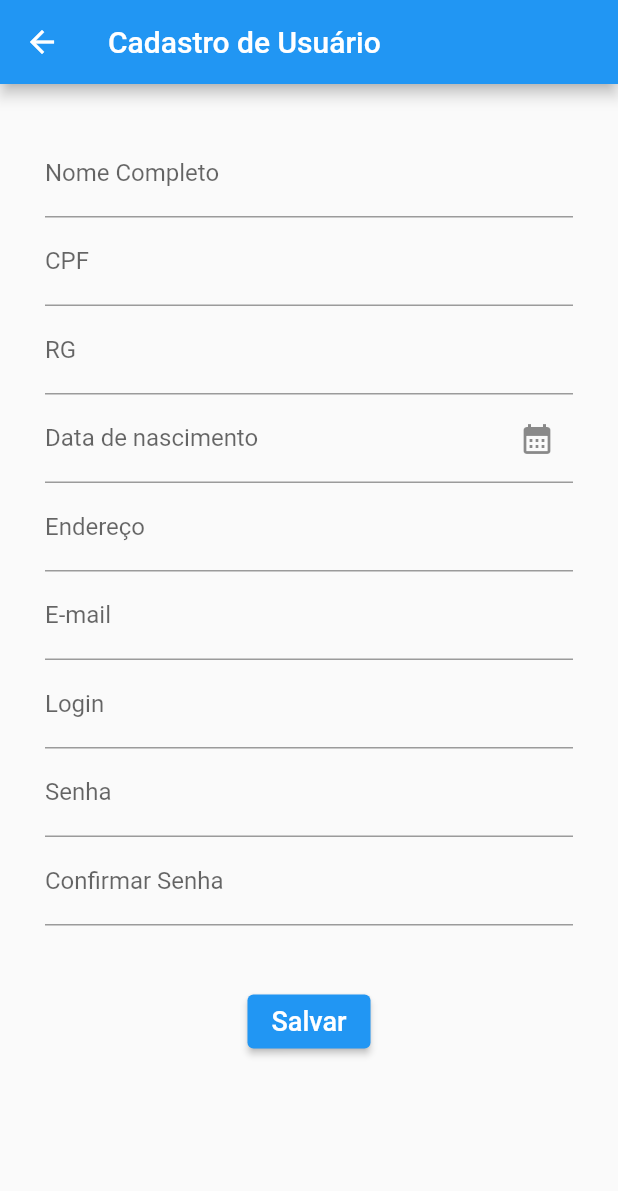
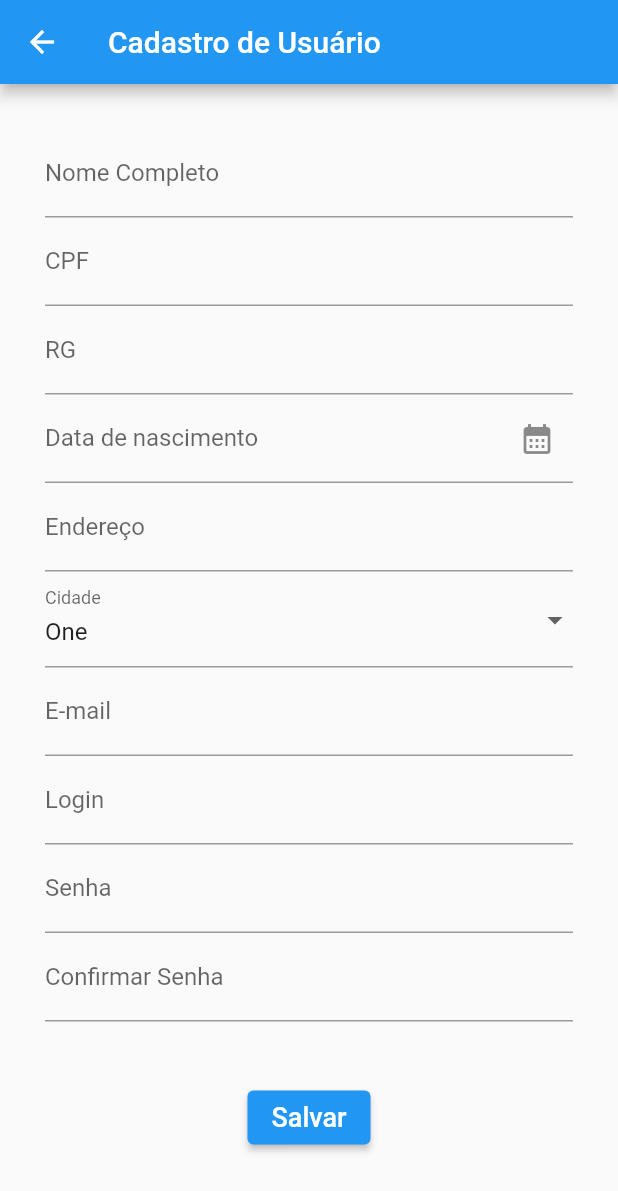
Before and after one commit to guihcm/TravelCare_front, a Flutter app: the CadastroPage screen opened directly, on a phone screen of 412 x 824 dp. Shown: the top 1191 px of the screen. Run offline on Flutter 3.47's test engine with Material 2 defaults, Android fonts, the phone set to English and light mode, and no system bars; our stand-ins replace parse_server_sdk_flutter.

Commit message:
Models: cidade, estado / TO DO: Campos de cadastro

```diff
--- /dev/null
+++ b/travel_care/lib/models/cidade.dart
@@ -0,0 +1,19 @@
+import 'package:parse_server_sdk_flutter/parse_server_sdk_flutter.dart';
+
+class Cidade extends ParseObject implements ParseCloneable {
+  Cidade() : super('cidade');
+
+  Cidade.clone() : this();
+
+  @override
+  clone(Map<String, dynamic> map) => Cidade.clone()..fromJson(map);
+
+  static const String keyNome = 'nome';
+  static const String keyEstadoId = 'estadoId';
+
+  String? get nome => get<String>(keyNome);
+  set nome(String? nome) => set<String?>(keyNome, nome);
+
+  ParseObject? get estadoId => get<ParseObject>(keyEstadoId);
+  set estadoId(ParseObject? estadoId) => set<ParseObject?>(keyEstadoId, estadoId);
+}
--- a/travel_care/lib/models/pessoa.dart
+++ b/travel_care/lib/models/pessoa.dart
@@ -15,6 +15,8 @@ class Pessoa extends ParseUser implements ParseCloneable {
   static const String keyRg = 'RG';
   static const String keyDataNascimento = 'dataNascimento';
   static const String keyEndereco = 'endereco';
+  static const String keyCidade = 'cidadeId';
+
 
   String? get nomeCompleto => get<String>(keyNomeCompleto);
   set nomeCompleto(String? nomeCompleto) => set<String?>(keyNomeCompleto, nomeCompleto);
@@ -31,4 +33,7 @@ class Pessoa extends ParseUser implements ParseCloneable {
   String? get endereco => get<String>(keyEndereco);
   set endereco(String? endereco) => set<String?>(keyEndereco, endereco);
 
+  ParseObject? get cidade => get<ParseObject>(keyCidade);
+  set cidade(ParseObject? cidade) => set<ParseObject?>(keyCidade, cidade);
+
 }
--- a/travel_care/lib/pages/cadastro.dart
+++ b/travel_care/lib/pages/cadastro.dart
@@ -26,6 +26,9 @@ class _CadastroPageState extends State<CadastroPage> {
   final controllerEmail = TextEditingController();
 
   late DateTime _dataNascimento;
+
+  static List<String> list = <String>['One', 'Two', 'Three', 'Four'];
+  String dropdownValue = list.first;
 
   @override
   Widget build(BuildContext context) {
@@ -102,6 +105,35 @@ class _CadastroPageState extends State<CadastroPage> {
                           return validateEmptyField(text);
                         },
                       ),
+
+                      //TODO - CONCLUIR DROPDOWN DE CIDADE
+                      DropdownButtonFormField<String>(
+                        value: dropdownValue,
+                        icon: const Icon(Icons.arrow_drop_down),
+                        elevation: 16,
+                        validator: (text) => validateEmptyField(text),
+                        decoration: const InputDecoration(
+                          hintText: 'Digite sua cidade',
+                          labelText: "Cidade",
+                        ),
+                        onChanged: (String? value) {
+                          // This is called when the user selects an item.
+                          setState(() {
+                            dropdownValue = value!;
+                          });
+                        },
+                        items:
+                            list.map<DropdownMenuItem<String>>((String value) {
+                          return DropdownMenuItem<String>(
+                            value: value,
+                            child: Text(value),
+                          );
+                        }).toList(),
+                      ),
+
+                      //TODO - TELEFONE
+                      //TODO - SEXO
+                      //TODO - CNS
 
                       TextFormField(
                         controller: controllerEmail,
```
Also changed, not shown: travel_care/lib/models/estado.dart (added, +19 -0 lines).
